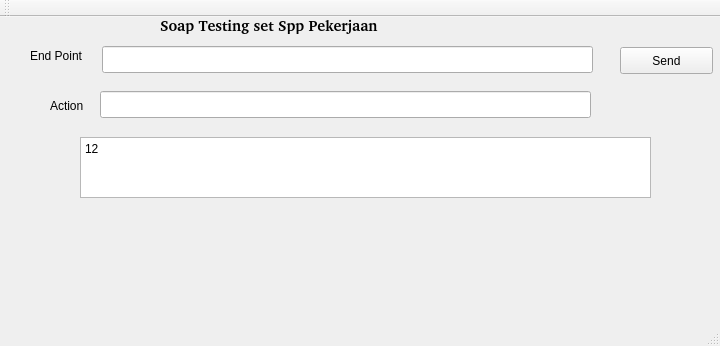
This is mainwindow.ui in ponkster/delivery2Soap as Qt 5 draws it before an edit. The edited form follows.
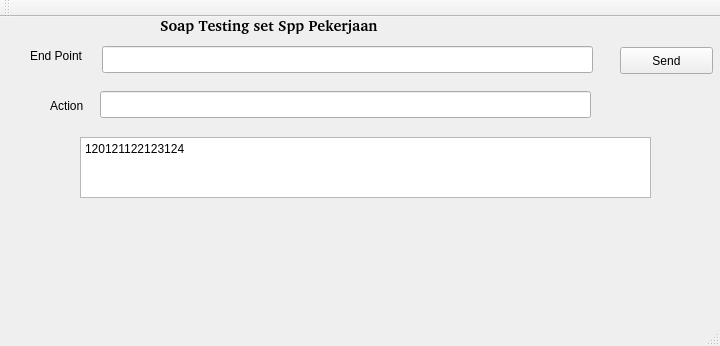
This is the edited form.

```diff
--- a/mainwindow.ui
+++ b/mainwindow.ui
@@ -104,7 +104,7 @@
      </rect>
     </property>
     <property name="plainText">
-     <string>&lt;?xml version=&quot;1.0&quot; encoding=&quot;utf-8&quot; ?&gt;&lt;spp kode=&quot;123&quot; status=&quot;1&quot;&gt;&lt;id&gt;1&lt;/id&gt;&lt;id&gt;2&lt;/id&gt;&lt;/spp&gt;</string>
+     <string>&lt;?xml version=&quot;1.0&quot; encoding=&quot;utf-8&quot; ?&gt;&lt;spp kode=&quot;123/TEST/IPONK&quot; status=&quot;1&quot;&gt;&lt;id&gt;120&lt;/id&gt;&lt;id&gt;121&lt;/id&gt;&lt;id&gt;122&lt;/id&gt;&lt;id&gt;123&lt;/id&gt;&lt;id&gt;124&lt;/id&gt;&lt;/spp&gt;</string>
     </property>
    </widget>
   </widget>
```
